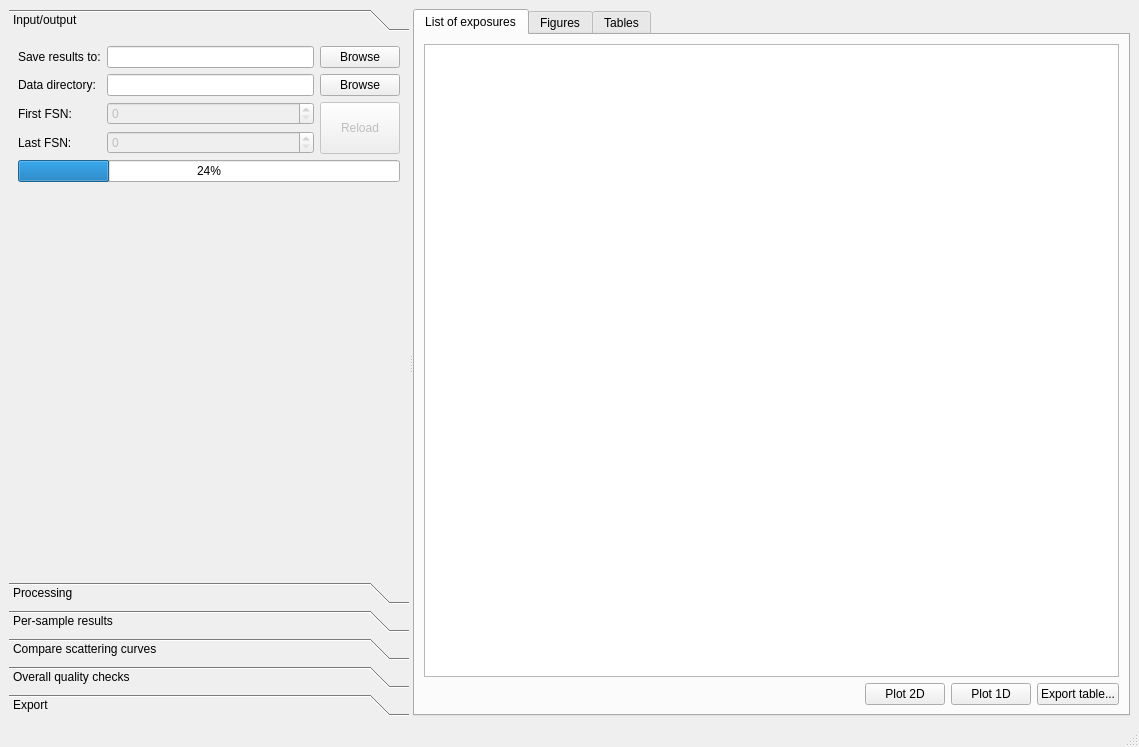
awacha/cct, file cct/processing/mainwindow/mainwindow.ui: the form before one commit.
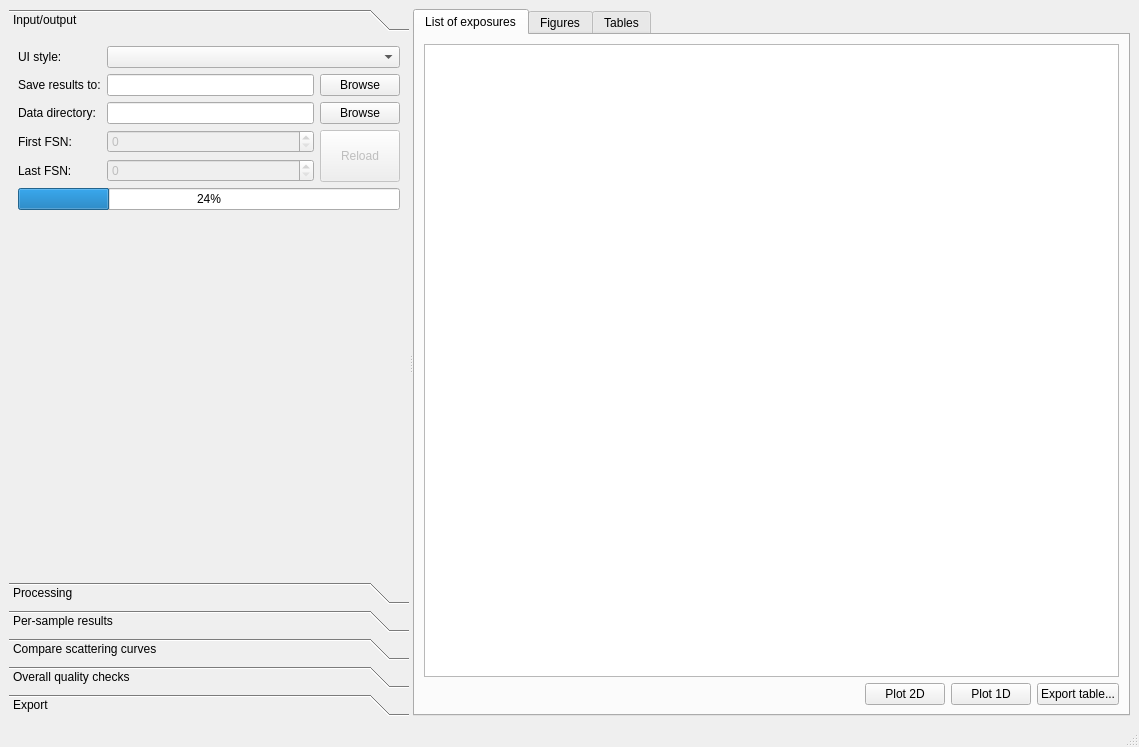
The form after the commit. Icons and pictures are not drawn.

Commit message: CPT adjustable UI style

```diff
--- a/cct/processing/mainwindow/mainwindow.ui
+++ b/cct/processing/mainwindow/mainwindow.ui
@@ -62,7 +62,7 @@
          <string>Input/output</string>
         </attribute>
         <layout class="QGridLayout" name="gridLayout">
-         <item row="3" column="0">
+         <item row="4" column="0">
           <widget class="QLabel" name="label_3">
            <property name="sizePolicy">
             <sizepolicy hsizetype="Minimum" vsizetype="Preferred">
@@ -78,7 +78,7 @@
            </property>
           </widget>
          </item>
-         <item row="2" column="0">
+         <item row="3" column="0">
           <widget class="QLabel" name="label_2">
            <property name="sizePolicy">
             <sizepolicy hsizetype="Minimum" vsizetype="Minimum">
@@ -94,7 +94,7 @@
            </property>
           </widget>
          </item>
-         <item row="1" column="0">
+         <item row="2" column="0">
           <widget class="QLabel" name="label">
            <property name="sizePolicy">
             <sizepolicy hsizetype="Minimum" vsizetype="Preferred">
@@ -110,7 +110,7 @@
            </property>
           </widget>
          </item>
-         <item row="3" column="1">
+         <item row="4" column="1">
           <widget class="QSpinBox" name="lastFSNSpinBox">
            <property name="enabled">
             <bool>false</bool>
@@ -126,7 +126,7 @@
            </property>
           </widget>
          </item>
-         <item row="2" column="2" rowspan="2">
+         <item row="3" column="2" rowspan="2">
           <widget class="QPushButton" name="reloadPushButton">
            <property name="enabled">
             <bool>false</bool>
@@ -146,7 +146,7 @@
            </property>
           </widget>
          </item>
-         <item row="1" column="2">
+         <item row="2" column="2">
           <widget class="QPushButton" name="browsePushButton">
            <property name="sizePolicy">
             <sizepolicy hsizetype="Minimum" vsizetype="Fixed">
@@ -163,20 +163,20 @@
            </property>
           </widget>
          </item>
-         <item row="1" column="1">
-          <widget class="QLineEdit" name="rootDirLineEdit">
-           <property name="sizePolicy">
-            <sizepolicy hsizetype="MinimumExpanding" vsizetype="Fixed">
-             <horstretch>0</horstretch>
-             <verstretch>0</verstretch>
-            </sizepolicy>
-           </property>
-           <property name="readOnly">
-            <bool>true</bool>
-           </property>
-          </widget>
-         </item>
          <item row="2" column="1">
+          <widget class="QLineEdit" name="rootDirLineEdit">
+           <property name="sizePolicy">
+            <sizepolicy hsizetype="MinimumExpanding" vsizetype="Fixed">
+             <horstretch>0</horstretch>
+             <verstretch>0</verstretch>
+            </sizepolicy>
+           </property>
+           <property name="readOnly">
+            <bool>true</bool>
+           </property>
+          </widget>
+         </item>
+         <item row="3" column="1">
           <widget class="QSpinBox" name="firstFSNSpinBox">
            <property name="enabled">
             <bool>false</bool>
@@ -192,7 +192,7 @@
            </property>
           </widget>
          </item>
-         <item row="0" column="0">
+         <item row="1" column="0">
           <widget class="QLabel" name="label_4">
            <property name="sizePolicy">
             <sizepolicy hsizetype="Minimum" vsizetype="Preferred">
@@ -208,7 +208,7 @@
            </property>
           </widget>
          </item>
-         <item row="0" column="1">
+         <item row="1" column="1">
           <widget class="QLineEdit" name="saveHDFLineEdit">
            <property name="sizePolicy">
             <sizepolicy hsizetype="MinimumExpanding" vsizetype="Fixed">
@@ -221,7 +221,7 @@
            </property>
           </widget>
          </item>
-         <item row="0" column="2">
+         <item row="1" column="2">
           <widget class="QPushButton" name="browseHDFPushButton">
            <property name="text">
             <string>Browse</string>
@@ -232,7 +232,7 @@
            </property>
           </widget>
          </item>
-         <item row="16" column="0" colspan="3">
+         <item row="17" column="0" colspan="3">
           <spacer name="verticalSpacer">
            <property name="orientation">
             <enum>Qt::Vertical</enum>
@@ -245,13 +245,23 @@
            </property>
           </spacer>
          </item>
-         <item row="4" column="0" colspan="3">
+         <item row="5" column="0" colspan="3">
           <widget class="QProgressBar" name="ioProgressBar">
            <property name="value">
             <number>24</number>
            </property>
           </widget>
          </item>
+         <item row="0" column="0">
+          <widget class="QLabel" name="label_24">
+           <property name="text">
+            <string>UI style:</string>
+           </property>
+          </widget>
+         </item>
+         <item row="0" column="1" colspan="2">
+          <widget class="QComboBox" name="uiStyleComboBox"/>
+         </item>
         </layout>
        </widget>
        <widget class="QWidget" name="processingPage">
```
The commit also changes 1 other file.
